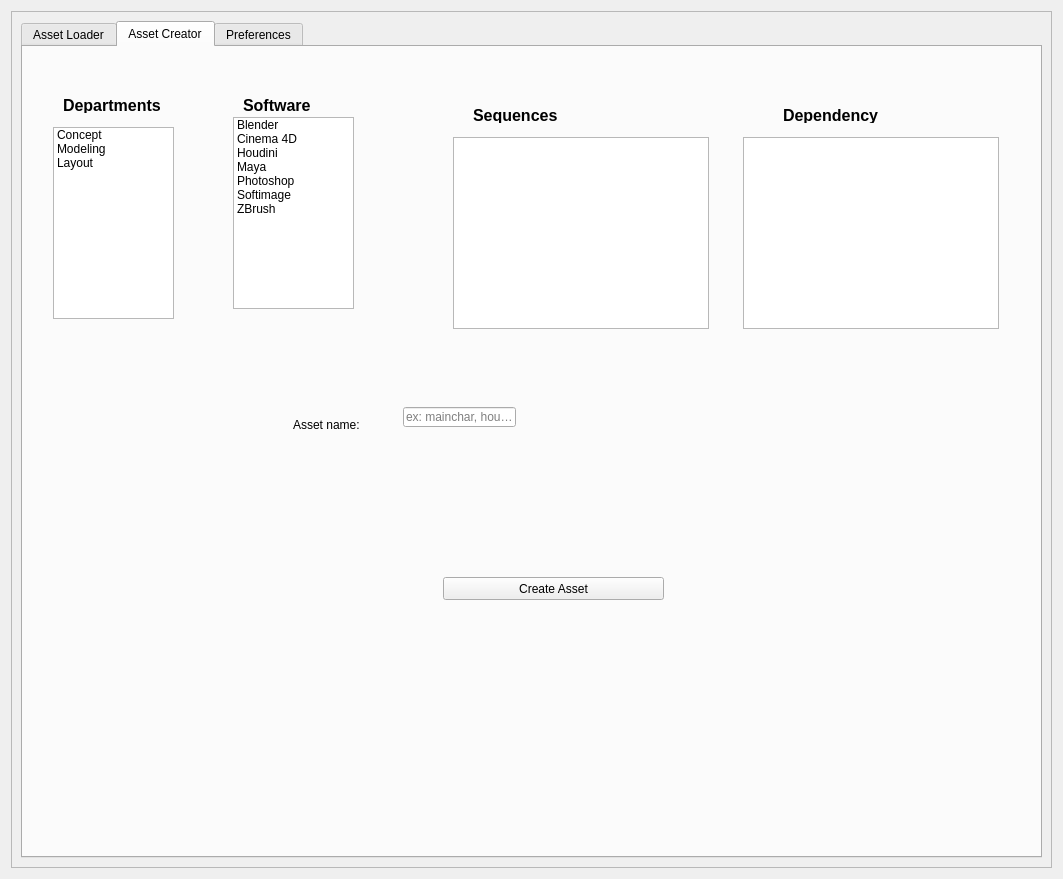
This is media/main_window.ui in all-in-one-of/project_manager as Qt 5 draws it before an edit. The edited form follows.
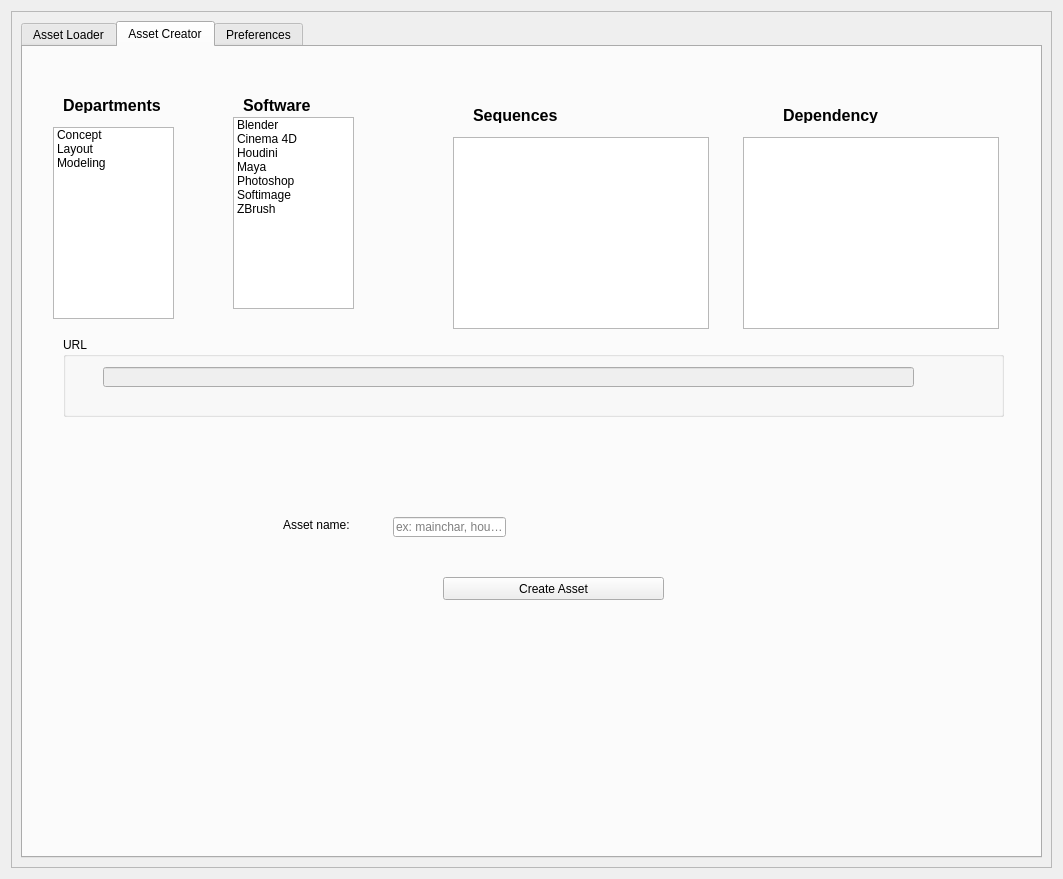
This is the edited form.

```diff
--- a/media/main_window.ui
+++ b/media/main_window.ui
@@ -632,16 +632,16 @@
             <string>Concept</string>
            </property>
           </item>
-          <item>
-           <property name="text">
-            <string>Modeling</string>
-           </property>
-          </item>
           <item>
            <property name="text">
             <string>Layout</string>
            </property>
           </item>
+          <item>
+           <property name="text">
+            <string>Modeling</string>
+           </property>
+          </item>
          </widget>
          <widget class="QListWidget" name="softwareCreationList">
           <property name="geometry">
@@ -694,8 +694,8 @@
          <widget class="QLineEdit" name="assetNameCreationLineEdit">
           <property name="geometry">
            <rect>
-            <x>380</x>
-            <y>360</y>
+            <x>370</x>
+            <y>470</y>
             <width>113</width>
             <height>20</height>
            </rect>
@@ -707,8 +707,8 @@
          <widget class="QLabel" name="assetNameCreationLbl">
           <property name="geometry">
            <rect>
-            <x>270</x>
-            <y>370</y>
+            <x>260</x>
+            <y>470</y>
             <width>81</width>
             <height>16</height>
            </rect>
@@ -823,6 +823,41 @@
            <string>Software</string>
           </property>
          </widget>
+         <widget class="QGroupBox" name="webGroupBox">
+          <property name="enabled">
+           <bool>true</bool>
+          </property>
+          <property name="geometry">
+           <rect>
+            <x>40</x>
+            <y>290</y>
+            <width>941</width>
+            <height>80</height>
+           </rect>
+          </property>
+          <property name="title">
+           <string>URL</string>
+          </property>
+          <property name="flat">
+           <bool>false</bool>
+          </property>
+          <property name="checkable">
+           <bool>false</bool>
+          </property>
+          <widget class="QLineEdit" name="conceptWebLineEdit">
+           <property name="enabled">
+            <bool>false</bool>
+           </property>
+           <property name="geometry">
+            <rect>
+             <x>40</x>
+             <y>30</y>
+             <width>811</width>
+             <height>20</height>
+            </rect>
+           </property>
+          </widget>
+         </widget>
         </widget>
         <widget class="QWidget" name="preferencesTab">
          <attribute name="title">
```
Left out of the diff: 4 changed lines with no effect on the pictures.
